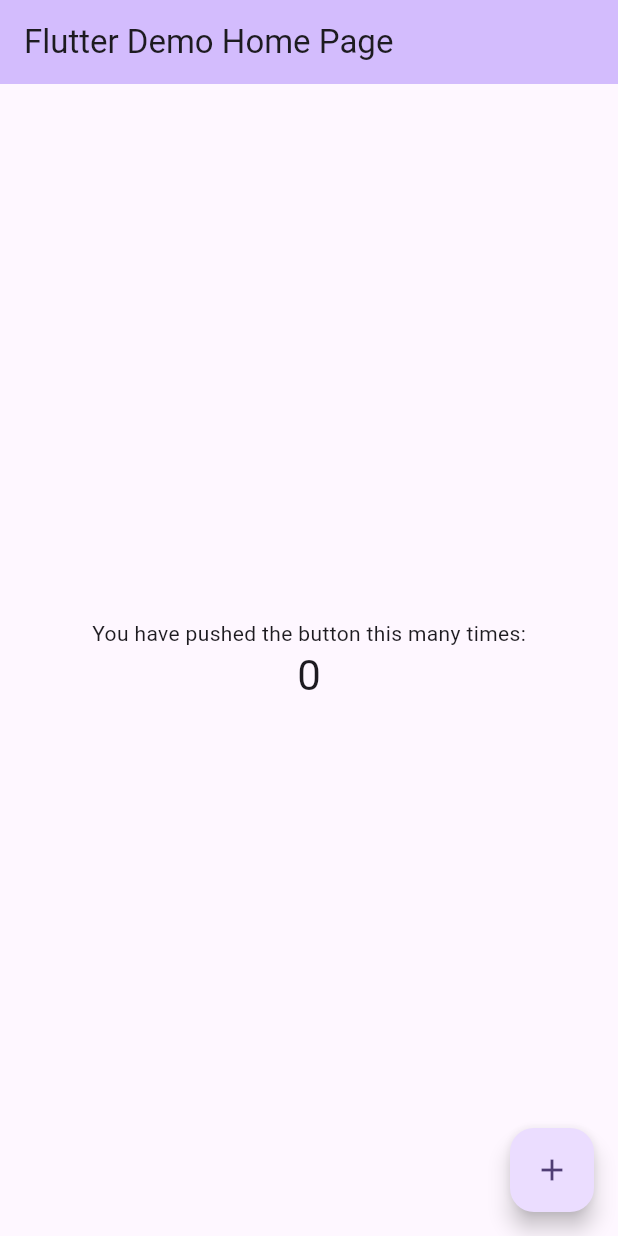
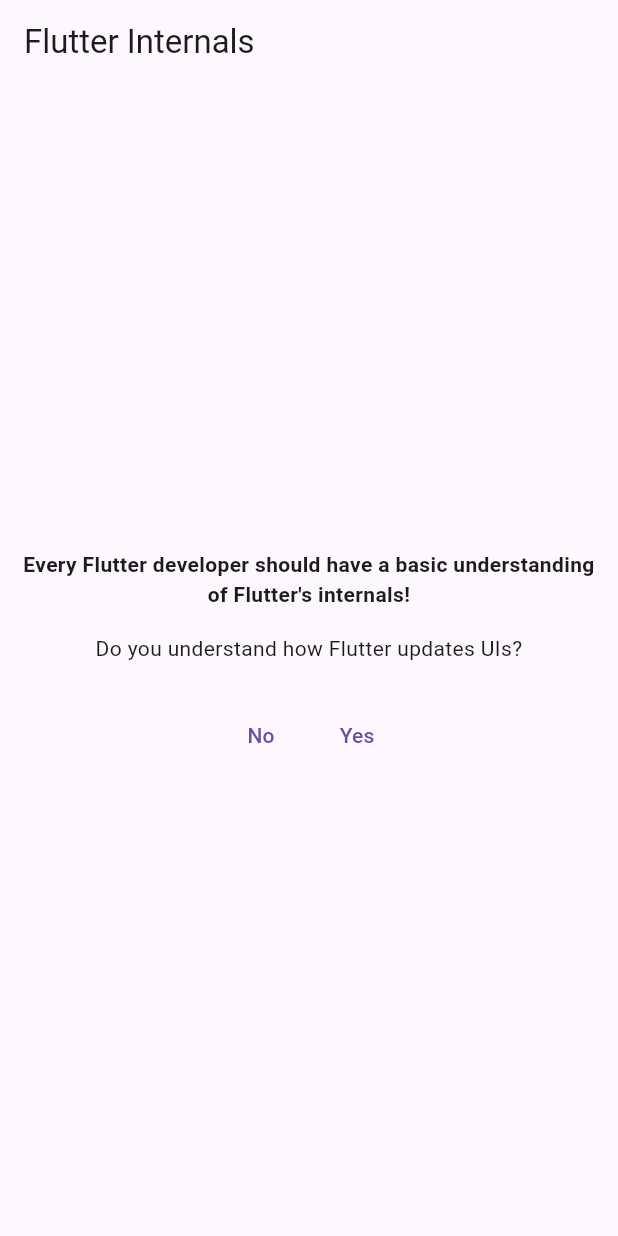
Before and after one commit to diogoalexp/flutter, a Flutter app: the screen it shows after launch, on a phone screen of 412 x 824 dp. Run offline on Flutter 3.47's test engine with Material 3 defaults, Android fonts, the phone set to English and light mode, and no system bars; our stand-ins replace google_fonts; missing offline and left inert: dart:ffi.

Commit message:
UIUpdatesDemo

```diff
--- a/lifecycle/lib/main.dart
+++ b/lifecycle/lib/main.dart
@@ -1,121 +1,20 @@
 import 'package:flutter/material.dart';
+import 'package:lifecycle/ui_updates_demo.dart';
 
 void main() {
-  runApp(const MyApp());
+  runApp(const App());
 }
 
-class MyApp extends StatelessWidget {
-  const MyApp({super.key});
+class App extends StatelessWidget {
+  const App({super.key});
 
-  // This widget is the root of your application.
   @override
   Widget build(BuildContext context) {
     return MaterialApp(
-      title: 'Flutter Demo',
-      theme: ThemeData(
-        // This is the theme of your application.
-        //
-        // TRY THIS: Try running your application with "flutter run". You'll see
-        // the application has a purple toolbar. Then, without quitting the app,
-        // try changing the seedColor in the colorScheme below to Colors.green
-        // and then invoke "hot reload" (save your changes or press the "hot
-        // reload" button in a Flutter-supported IDE, or press "r" if you used
-        // the command line to start the app).
-        //
-        // Notice that the counter didn't reset back to zero; the application
-        // state is not lost during the reload. To reset the state, use hot
-        // restart instead.
-        //
-        // This works for code too, not just values: Most code changes can be
-        // tested with just a hot reload.
-        colorScheme: .fromSeed(seedColor: Colors.deepPurple),
-      ),
-      home: const MyHomePage(title: 'Flutter Demo Home Page'),
-    );
-  }
-}
-
-class MyHomePage extends StatefulWidget {
-  const MyHomePage({super.key, required this.title});
-
-  // This widget is the home page of your application. It is stateful, meaning
-  // that it has a State object (defined below) that contains fields that affect
-  // how it looks.
-
-  // This class is the configuration for the state. It holds the values (in this
-  // case the title) provided by the parent (in this case the App widget) and
-  // used by the build method of the State. Fields in a Widget subclass are
-  // always marked "final".
-
-  final String title;
-
-  @override
-  State<MyHomePage> createState() => _MyHomePageState();
-}
-
-class _MyHomePageState extends State<MyHomePage> {
-  int _counter = 0;
-
-  void _incrementCounter() {
-    setState(() {
-      // This call to setState tells the Flutter framework that something has
-      // changed in this State, which causes it to rerun the build method below
-      // so that the display can reflect the updated values. If we changed
-      // _counter without calling setState(), then the build method would not be
-      // called again, and so nothing would appear to happen.
-      _counter++;
-    });
-  }
-
-  @override
-  Widget build(BuildContext context) {
-    // This method is rerun every time setState is called, for instance as done
-    // by the _incrementCounter method above.
-    //
-    // The Flutter framework has been optimized to make rerunning build methods
-    // fast, so that you can just rebuild anything that needs updating rather
-    // than having to individually change instances of widgets.
-    return Scaffold(
-      appBar: AppBar(
-        // TRY THIS: Try changing the color here to a specific color (to
-        // Colors.amber, perhaps?) and trigger a hot reload to see the AppBar
-        // change color while the other colors stay the same.
-        backgroundColor: Theme.of(context).colorScheme.inversePrimary,
-        // Here we take the value from the MyHomePage object that was created by
-        // the App.build method, and use it to set our appbar title.
-        title: Text(widget.title),
-      ),
-      body: Center(
-        // Center is a layout widget. It takes a single child and positions it
-        // in the middle of the parent.
-        child: Column(
-          // Column is also a layout widget. It takes a list of children and
-          // arranges them vertically. By default, it sizes itself to fit its
-          // children horizontally, and tries to be as tall as its parent.
-          //
-          // Column has various properties to control how it sizes itself and
-          // how it positions its children. Here we use mainAxisAlignment to
-          // center the children vertically; the main axis here is the vertical
-          // axis because Columns are vertical (the cross axis would be
-          // horizontal).
-          //
-          // TRY THIS: Invoke "debug painting" (choose the "Toggle Debug Paint"
-          // action in the IDE, or press "p" in the console), to see the
-          // wireframe for each widget.
-          mainAxisAlignment: .center,
-          children: [
-            const Text('You have pushed the button this many times:'),
-            Text(
-              '$_counter',
-              style: Theme.of(context).textTheme.headlineMedium,
-            ),
-          ],
-        ),
-      ),
-      floatingActionButton: FloatingActionButton(
-        onPressed: _incrementCounter,
-        tooltip: 'Increment',
-        child: const Icon(Icons.add),
+      theme: ThemeData(useMaterial3: true),
+      home: Scaffold(
+        appBar: AppBar(title: const Text('Flutter Internals')),
+        body: const UIUpdatesDemo(),
       ),
     );
   }
--- /dev/null
+++ b/lifecycle/lib/ui_updates_demo.dart
@@ -0,0 +1,69 @@
+import 'package:flutter/material.dart';
+
+class UIUpdatesDemo extends StatefulWidget {
+  const UIUpdatesDemo({super.key});
+
+  @override
+  StatefulElement createElement() {
+    print('UIUpdatesDemo CREATEELEMENT called');
+    return super.createElement();
+  }
+
+  @override
+  State<UIUpdatesDemo> createState() {
+    return _UIUpdatesDemo();
+  }
+}
+
+class _UIUpdatesDemo extends State<UIUpdatesDemo> {
+  var _isUnderstood = false;
+
+  @override
+  Widget build(BuildContext context) {
+    print('UIUpdatesDemo BUILD called');
+    return Padding(
+      padding: const EdgeInsets.all(8.0),
+      child: Center(
+        child: Column(
+          mainAxisSize: MainAxisSize.min,
+          crossAxisAlignment: CrossAxisAlignment.center,
+          children: [
+            const Text(
+              'Every Flutter developer should have a basic understanding of Flutter\'s internals!',
+              textAlign: TextAlign.center,
+              style: TextStyle(fontWeight: FontWeight.bold),
+            ),
+            const SizedBox(height: 16),
+            const Text(
+              'Do you understand how Flutter updates UIs?',
+              textAlign: TextAlign.center,
+            ),
+            const SizedBox(height: 24),
+            Row(
+              mainAxisAlignment: MainAxisAlignment.center,
+              children: [
+                TextButton(
+                  onPressed: () {
+                    setState(() {
+                      _isUnderstood = false;
+                    });
+                  },
+                  child: const Text('No'),
+                ),
+                TextButton(
+                  onPressed: () {
+                    setState(() {
+                      _isUnderstood = true;
+                    });
+                  },
+                  child: const Text('Yes'),
+                ),
+              ],
+            ),
+            if (_isUnderstood) const Text('Awesome!'),
+          ],
+        ),
+      ),
+    );
+  }
+}
```
